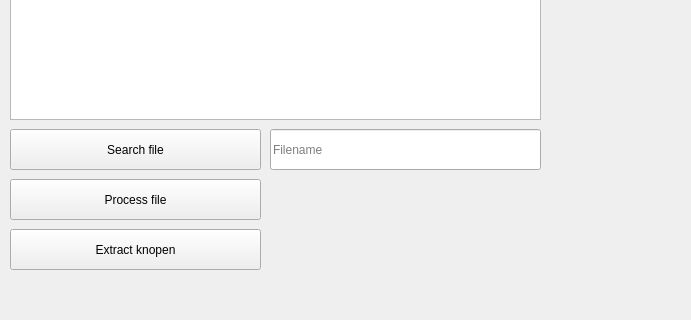
This is code/interface.ui in Activehetehapie/stempelframe as Qt 5 draws it before an edit; both pictures show x 0 to 691 and y 311 to 631 of the 1124 by 631 pixel window. The edited form follows.
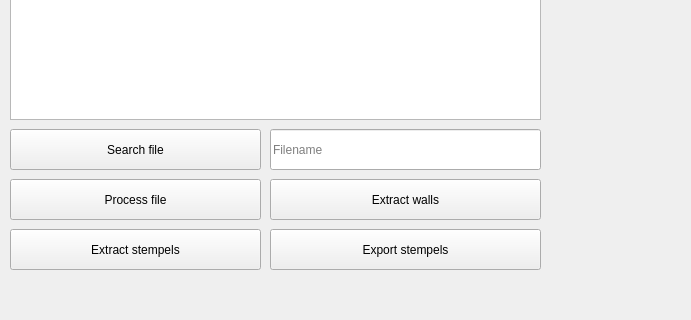
This is the edited form. Custom widgets are drawn as their Qt base class.

Commit message: added a working version and finished the unity check for the stempels

Patch:
```diff
--- a/code/interface.ui
+++ b/code/interface.ui
@@ -24,7 +24,7 @@
      </rect>
     </property>
     <property name="text">
-     <string>Extract knopen</string>
+     <string>Extract stempels</string>
     </property>
    </widget>
    <widget class="QPushButton" name="SearchFile">
@@ -98,6 +98,42 @@
      <set>QAbstractItemView::NoEditTriggers</set>
     </property>
    </widget>
+   <widget class="MPlwidget" name="Graph" native="true">
+    <property name="geometry">
+     <rect>
+      <x>549</x>
+      <y>9</y>
+      <width>581</width>
+      <height>421</height>
+     </rect>
+    </property>
+   </widget>
+   <widget class="QPushButton" name="ExportStempels">
+    <property name="geometry">
+     <rect>
+      <x>270</x>
+      <y>540</y>
+      <width>271</width>
+      <height>41</height>
+     </rect>
+    </property>
+    <property name="text">
+     <string>Export stempels</string>
+    </property>
+   </widget>
+   <widget class="QPushButton" name="ExtractWalls">
+    <property name="geometry">
+     <rect>
+      <x>270</x>
+      <y>490</y>
+      <width>271</width>
+      <height>41</height>
+     </rect>
+    </property>
+    <property name="text">
+     <string>Extract walls</string>
+    </property>
+   </widget>
   </widget>
   <widget class="QMenuBar" name="menubar">
    <property name="geometry">
@@ -111,6 +147,14 @@
   </widget>
   <widget class="QStatusBar" name="statusbar"/>
  </widget>
+ <customwidgets>
+  <customwidget>
+   <class>MPlwidget</class>
+   <extends>QWidget</extends>
+   <header>mplwidget.h</header>
+   <container>1</container>
+  </customwidget>
+ </customwidgets>
  <resources/>
  <connections/>
 </ui>
```
Left out of the diff: 2 changed lines with no effect on the pictures. The commit also changes 1079 other files.
